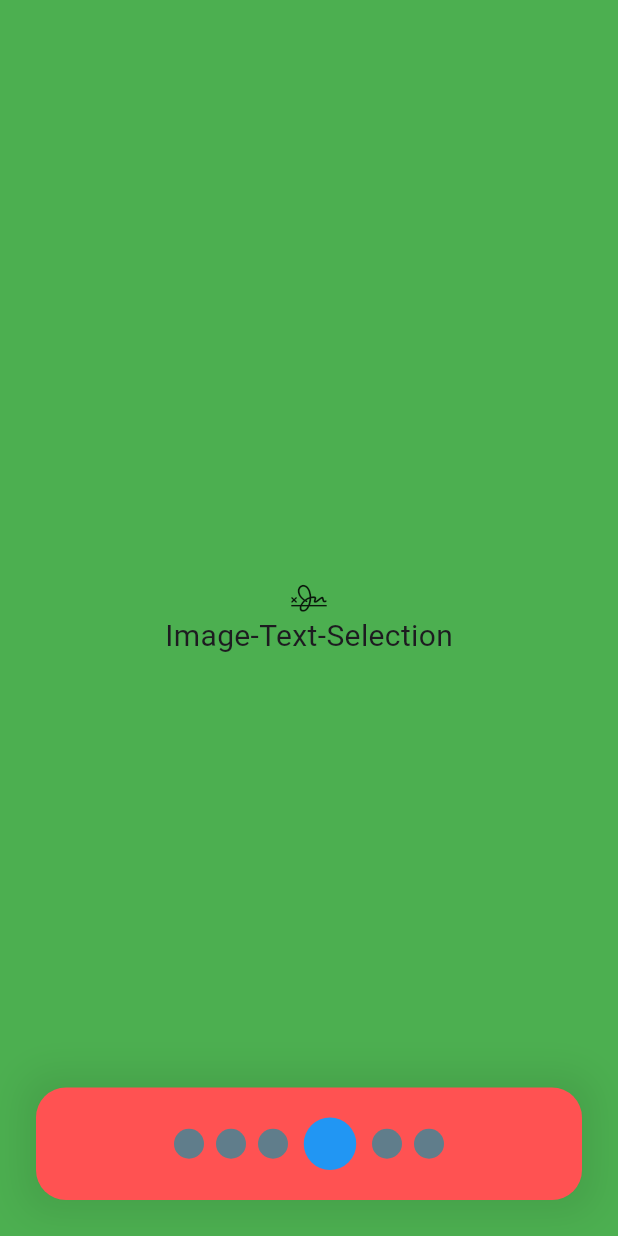
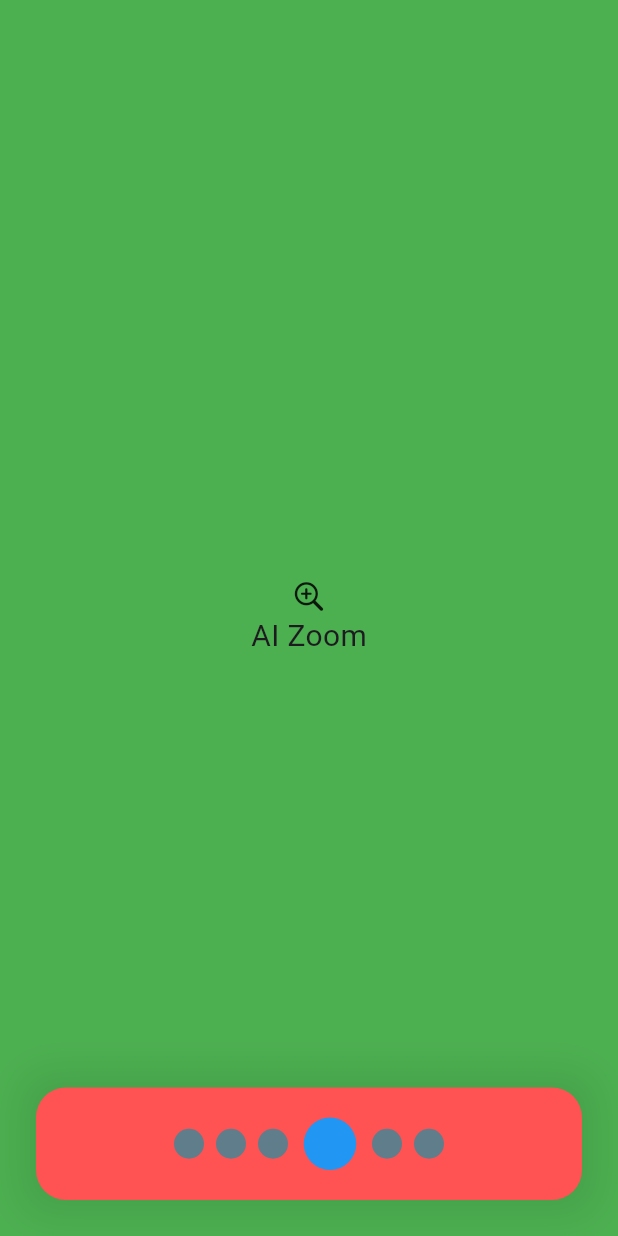
Before and after one commit to A28R/Clarity, a Flutter app: the screen it shows after launch, swiped to page 4, on a phone screen of 412 x 824 dp. Run offline on Flutter 3.47's test engine with Material 3 defaults, Android fonts, the phone set to English and light mode, and no system bars; drawn by our look-alikes of page_view_dot_indicator; our stand-ins replace flutter_spinkit.

Commit message:
recent changes
recent changes

```diff
--- /dev/null
+++ b/devtools_options.yaml
@@ -0,0 +1,3 @@
+description: This file stores settings for Dart & Flutter DevTools.
+documentation: https://docs.flutter.dev/tools/devtools/extensions#configure-extension-enablement-states
+extensions:
--- a/lib/main.dart
+++ b/lib/main.dart
@@ -1,18 +1,19 @@
 import 'package:clarity/screens/home/home.dart';
+import 'package:clarity/screens/pages/settings.dart';
 import 'package:flutter/cupertino.dart';
 import 'package:flutter/material.dart';
 
 final List<IconData> icons = [
   CupertinoIcons.mic,
   CupertinoIcons.viewfinder_circle,
-  CupertinoIcons.signature,
+  CupertinoIcons.zoom_in,
   CupertinoIcons.color_filter,
   CupertinoIcons.bubble_left_bubble_right
 ];
 final List<String> labels = [
   "Text-To-Speech",
   "Text-Magnifier",
-  "Image-Text-Selection",
+  "AI Zoom",
   "Colorblindness-Filtration",
   "Ai-Questions"
 ];
@@ -37,27 +38,12 @@ class MyApp extends StatelessWidget {
     return MaterialApp(
       initialRoute: '/',
       routes: {
-        '/': (context) => const Home(
-            icons: [
-              CupertinoIcons.mic,
-              CupertinoIcons.viewfinder_circle,
-              CupertinoIcons.signature,
-              CupertinoIcons.color_filter,
-              CupertinoIcons.bubble_left_bubble_right
-            ], labels: [
-          "Text-To-Speech",
-          "Text-Magnifier",
-          "Image-Text-Selection",
-          "Colorblindness-Filtration",
-          "Ai-Questions"
-        ], colors: [
-          Colors.blue,
-          Colors.yellow,
-          Colors.green,
-          Colors.orange,
-          Colors.deepPurple
-        ]),
-
+        '/': (context) => Home(
+            icons:icons,
+            labels:labels,
+            colors:colors
+        ),
+        '/settings': (context) => Settings(),
       },
     );
   }
--- a/lib/screens/home/home.dart
+++ b/lib/screens/home/home.dart
@@ -32,7 +32,13 @@ class _HomeState extends State<Home> with TickerProviderStateMixin {
   }
 
   //lists of icons, labels, and colors (we can import our own icons&fonts later)
-  final List<Function> funcs = [() {}, () {}, () {}, () {}, () {},];
+  List<Function> funcs = [
+    () => print("u"),
+        () {},
+        () {},
+        () {},
+        () {},
+  ];
 
   @override
   Widget build(BuildContext context) {
@@ -53,16 +59,14 @@ class _HomeState extends State<Home> with TickerProviderStateMixin {
 
                 children: [
                   //Page 1, contains the swipe to start screen
-                  HomePage(settings:(){}, demos:(){}),
+                  HomePage( demos:(){}),
 
                   //generates remaining pages from a bunch of lists at the top
                   //alter the func list to navigate to a function of a page
                   ...List.generate(
                     pageCount - 1,
                     (i) => GestureDetector(
-                      onTap: () {
-                        funcs[i];
-                      },
+                      onTap: () => funcs[i],
                       child: Container(
                         color: widget.colors[i],
                         child: Column(
```
Also changed, not shown: lib/screens/home/home_page.dart (+8 -10 lines), lib/screens/pages/settings.dart (added, +22 -0 lines), lib/screens/pages/ai_questions.dart (added), lib/screens/pages/color_filter.dart (added), lib/screens/pages/demo.dart (added), lib/screens/pages/magnifier.dart (added), lib/screens/pages/tts.dart (added), lib/screens/pages/zoom.dart (added).
